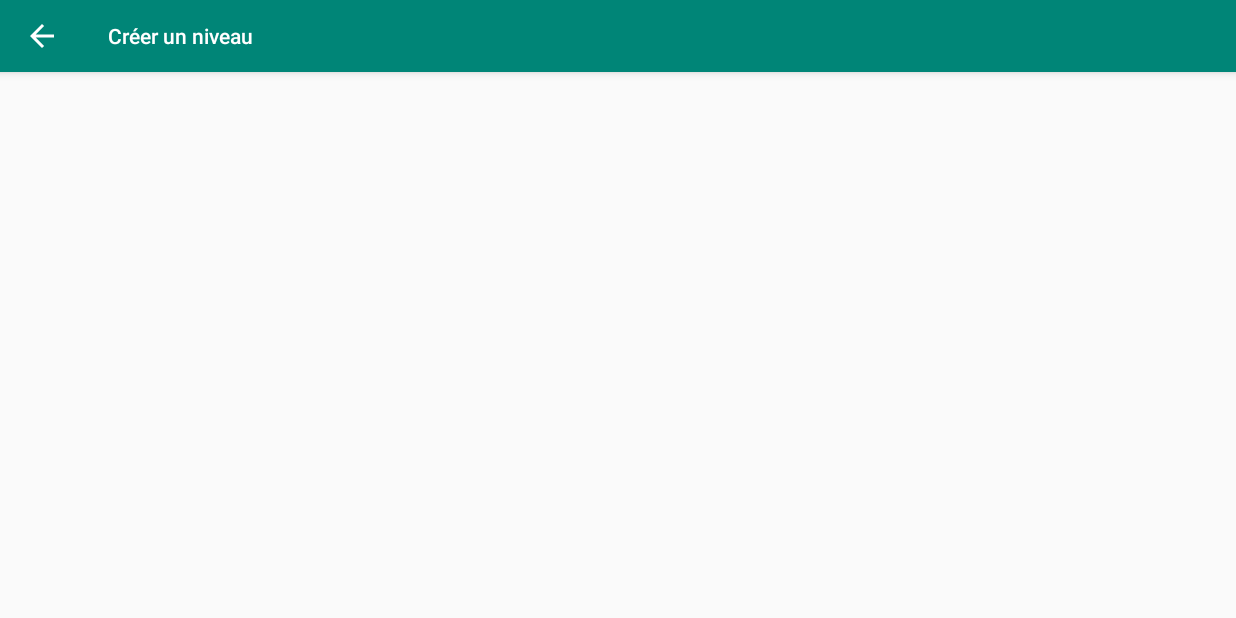
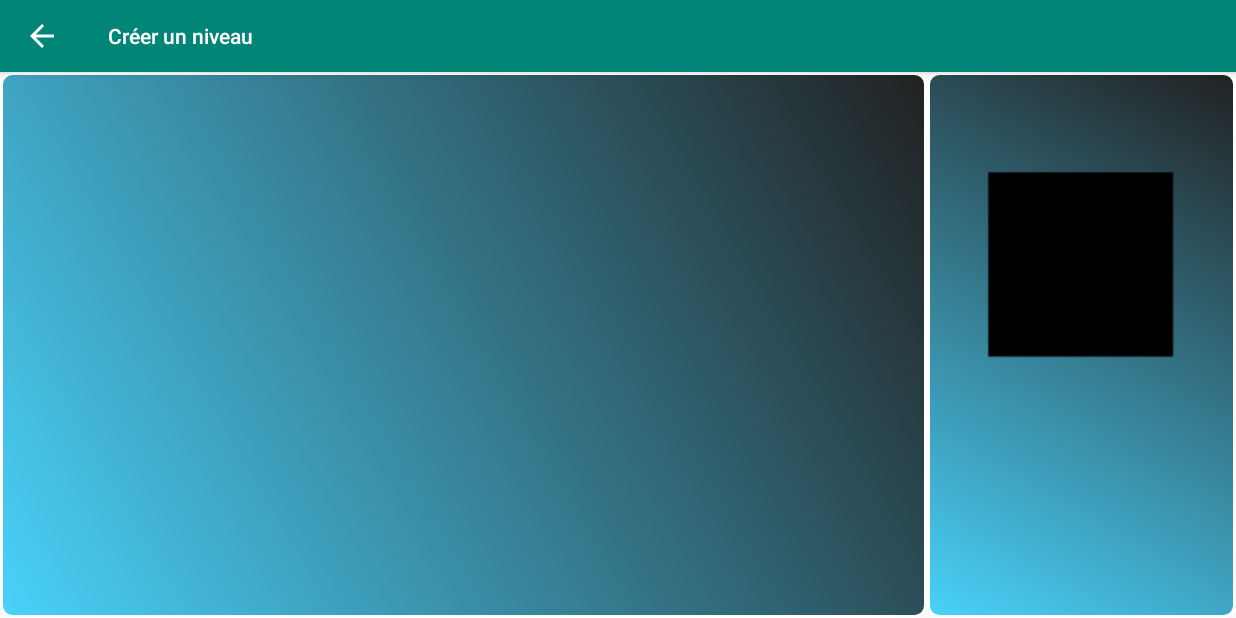
Before and after one commit to hugo-clems/screaming-bird, an Android app: the CreateurNiveauActivity screen opened directly, with no data from a screen before it, on a phone screen of 824 x 412 dp (held sideways). Run offline under Robolectric (Android 15) with nearby library versions, the light colour scheme and no system bars.

Commit message:
Level editor v1

```diff
--- a/app/src/main/java/hutoch/m2dl/screamingbird/CreateurNiveauActivity.java
+++ b/app/src/main/java/hutoch/m2dl/screamingbird/CreateurNiveauActivity.java
@@ -1,14 +1,135 @@
 package hutoch.m2dl.screamingbird;
 
+import android.content.Context;
+import android.graphics.Bitmap;
+import android.graphics.BitmapFactory;
+import android.graphics.drawable.BitmapDrawable;
 import android.support.v7.app.AppCompatActivity;
 import android.os.Bundle;
+import android.app.Activity;
+import android.content.ClipData;
+import android.graphics.Canvas;
+import android.graphics.drawable.Drawable;
+import android.os.Bundle;
+import android.util.AttributeSet;
+import android.util.Log;
+import android.view.DragEvent;
+import android.view.LayoutInflater;
+import android.view.MotionEvent;
+import android.view.View;
+import android.view.View.DragShadowBuilder;
+import android.view.View.OnDragListener;
+import android.view.View.OnTouchListener;
+import android.view.ViewGroup;
+import android.widget.ImageView;
+import android.widget.LinearLayout;
 
-public class CreateurNiveauActivity extends AppCompatActivity {
+import java.util.ArrayList;
+
+import hutoch.m2dl.screamingbird.utils.Obstacle;
+
+public class CreateurNiveauActivity extends AppCompatActivity implements OnTouchListener, OnDragListener {
+
+    public static Bitmap square;
+    public static ArrayList<Obstacle> listeObstacles;
+    public AnimatedView animatedView = null;
+    public int posX = 0;
+    public int oldX = 0;
+    public int obstacleSizeX = 500;
+    public int obstacleSizeY = 1000;
 
     @Override
-    protected void onCreate(Bundle savedInstanceState) {
+    public void onCreate(Bundle savedInstanceState) {
         super.onCreate(savedInstanceState);
         setContentView(R.layout.activity_createur_niveau);
+
+        findViewById(R.id.myimage3).setOnTouchListener(this);
+        findViewById(R.id.zoneDeJeu).setOnDragListener(this);
+        //findViewById(R.id.bottomleft).setOnDragListener(this);
+
+        animatedView = findViewById(R.id.zoneDeJeu);
+        animatedView.setOnTouchListener(this);
+
+        listeObstacles = new ArrayList<Obstacle>();
+        square = BitmapFactory.decodeResource(getResources(), R.drawable.square);
+        Drawable d = new BitmapDrawable(getResources(), Bitmap.createScaledBitmap(square, obstacleSizeX, obstacleSizeY, true));
+        square = ((BitmapDrawable) d).getBitmap();
     }
 
+
+    public boolean onTouch(View view, MotionEvent motionEvent) {
+        if(!view.equals(animatedView)) {
+            if (motionEvent.getAction() == MotionEvent.ACTION_DOWN) {
+                DragShadowBuilder shadowBuilder = new View.DragShadowBuilder(view);
+                view.startDrag(null, shadowBuilder, view, 0);
+                return true;
+            }
+        } else {
+            if (motionEvent.getAction() == MotionEvent.ACTION_MOVE) {
+                posX = (int) motionEvent.getRawX();
+
+                int diffPosX = posX - oldX;
+                oldX = posX;
+
+                if (diffPosX > 0){
+                    for (int i = 0; i < listeObstacles.size(); i++) {
+                        listeObstacles.get(i).toRight();
+                    }
+                } else {
+                    for (int i = 0; i < listeObstacles.size(); i++) {
+                        listeObstacles.get(i).toLeft();
+                    }
+                }
+            }
+        }
+            return true;
+    }
+
+    public boolean onDrag(View layoutview, DragEvent dragevent) {
+        int action = dragevent.getAction();
+        switch (action) {
+            case DragEvent.ACTION_DRAG_STARTED:
+                break;
+            case DragEvent.ACTION_DRAG_ENTERED:
+                break;
+            case DragEvent.ACTION_DRAG_EXITED:
+                break;
+            case DragEvent.ACTION_DROP:
+                listeObstacles.add(new Obstacle(dragevent.getX() - obstacleSizeX/2, dragevent.getY() - obstacleSizeY/3));
+                break;
+            case DragEvent.ACTION_DRAG_ENDED:
+                break;
+            default:
+                break;
+        }
+        return true;
+    }
+
+    /**
+     * Affichage.
+     */
+    public static class AnimatedView extends android.support.v7.widget.AppCompatImageView {
+
+        public AnimatedView(Context context) {
+            super(context);
+        }
+
+        public AnimatedView(Context context, AttributeSet attrs) {
+            super(context, attrs);
+        }
+
+        public AnimatedView(Context context, AttributeSet attrs, int defStyle) {
+            super(context, attrs, defStyle);
+        }
+
+        @Override
+        protected void onDraw(Canvas canvas) {
+            //Draw
+            for (int i = 0; i < listeObstacles.size(); i++) {
+                canvas.drawBitmap(square, listeObstacles.get(i).getX(), listeObstacles.get(i).getY(), null);
+                //listeObstacles.get(i).toLeft();
+            }
+            invalidate();
+        }
+    }
 }
--- /dev/null
+++ b/app/src/main/res/drawable/shape.xml
@@ -0,0 +1,20 @@
+<?xml version="1.0" encoding="UTF-8"?>
+<shape xmlns:android="http://schemas.android.com/apk/res/android"
+    android:shape="rectangle" >
+
+    <stroke
+        android:width="2dp"
+        android:color="#FFFFFFFF" />
+
+    <gradient
+        android:angle="225"
+        android:endColor="#DD2ECCFA"
+        android:startColor="#DD000000" />
+
+    <corners
+        android:bottomLeftRadius="7dp"
+        android:bottomRightRadius="7dp"
+        android:topLeftRadius="7dp"
+        android:topRightRadius="7dp" />
+
+</shape>
--- a/app/src/main/res/layout/activity_createur_niveau.xml
+++ b/app/src/main/res/layout/activity_createur_niveau.xml
@@ -1,9 +1,44 @@
 <?xml version="1.0" encoding="utf-8"?>
-<android.support.constraint.ConstraintLayout xmlns:android="http://schemas.android.com/apk/res/android"
-    xmlns:app="http://schemas.android.com/apk/res-auto"
-    xmlns:tools="http://schemas.android.com/tools"
+<GridLayout xmlns:android="http://schemas.android.com/apk/res/android"
     android:layout_width="match_parent"
     android:layout_height="match_parent"
-    tools:context=".CreateurNiveauActivity">
+    android:columnCount="2"
+    android:columnWidth="300dp"
+    android:orientation="horizontal"
+    android:rowCount="2"
+    android:stretchMode="columnWidth" >
 
-</android.support.constraint.ConstraintLayout>
+    <LinearLayout
+        android:layout_width="match_parent"
+        android:layout_height="match_parent">
+
+        <view
+            android:id="@+id/zoneDeJeu"
+            class="hutoch.m2dl.screamingbird.CreateurNiveauActivity$AnimatedView"
+            android:layout_width="match_parent"
+            android:layout_height="match_parent"
+            android:layout_weight="1"
+            android:background="@drawable/shape"
+            android:orientation="horizontal" />
+
+        <LinearLayout
+            android:id="@+id/bottomleft"
+            android:layout_width="match_parent"
+            android:layout_height="match_parent"
+            android:layout_weight="3"
+            android:background="@drawable/shape"
+            android:orientation="horizontal">
+
+            <ImageView
+                android:id="@+id/myimage3"
+                android:layout_width="wrap_content"
+                android:layout_height="wrap_content"
+                android:adjustViewBounds="false"
+                android:rotation="90"
+                android:scaleType="centerInside"
+                android:src="@drawable/square" />
+        </LinearLayout>
+
+    </LinearLayout>
+
+</GridLayout>
```
Also changed, not shown: app/src/main/java/hutoch/m2dl/screamingbird/utils/Obstacle.java (added, +27 -0 lines), app/src/main/res/drawable/square.png (added).
